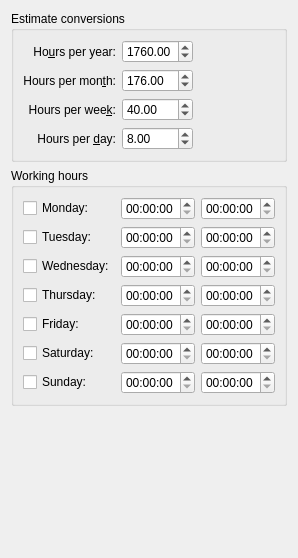
Old version of the form plan/ConfigWorkVacationPanel.ui in the repository KDE/calligra.
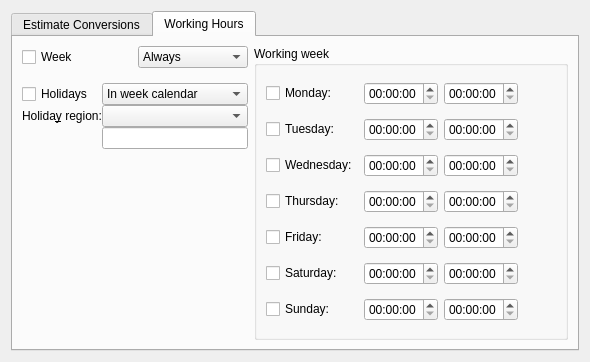
New version of the form. The open tabs and pages were chosen to show the change.

Commit message:
Plan: Add support for holidays
Feature

```diff
--- a/plan/ConfigWorkVacationPanel.ui
+++ b/plan/ConfigWorkVacationPanel.ui
@@ -7,19 +7,29 @@
    <rect>
     <x>0</x>
     <y>0</y>
-    <width>298</width>
-    <height>558</height>
+    <width>590</width>
+    <height>362</height>
    </rect>
   </property>
   <property name="whatsThis">
    <string>These values are used if your estimate is not in hours.
 Let us say Hours per day is 8. If you estimate that a task needs 3 days effort to complete, this is converted to 24 hours when the task is scheduled. The actual time it will take to complete is of course dependent on the availability of the person (or persons) that is assigned to the task.</string>
   </property>
-  <layout class="QVBoxLayout" name="verticalLayout">
+  <layout class="QHBoxLayout" name="horizontalLayout_3">
+   <item>
+    <widget class="QTabWidget" name="tabWidget">
+     <property name="currentIndex">
+      <number>0</number>
+     </property>
+     <widget class="QWidget" name="tab">
+      <attribute name="title">
+       <string>Estimate Conversions</string>
+      </attribute>
+      <layout class="QHBoxLayout" name="horizontalLayout">
    <item>
     <widget class="QGroupBox" name="groupBox">
      <property name="title">
-      <string>Estimate conversions</string>
+          <string/>
      </property>
      <layout class="QGridLayout" name="gridLayout">
       <item row="0" column="0">
@@ -54,7 +64,7 @@
       <item row="1" column="0">
        <widget class="QLabel" name="textLabel2">
         <property name="text">
-         <string>Hours per mon&amp;th:</string>
+             <string>Hours per &amp;month:</string>
         </property>
         <property name="alignment">
          <set>Qt::AlignRight|Qt::AlignTrailing|Qt::AlignVCenter</set>
@@ -131,7 +141,7 @@
          <string>These values are used when you estimate the effort needed to complete a task.</string>
         </property>
         <property name="text">
-         <string>Hours per &amp;day:</string>
+             <string>Hours per da&amp;y:</string>
         </property>
         <property name="alignment">
          <set>Qt::AlignRight|Qt::AlignTrailing|Qt::AlignVCenter</set>
@@ -157,13 +167,54 @@
         </property>
        </widget>
       </item>
+          <item row="4" column="1">
+           <spacer name="verticalSpacer">
+            <property name="orientation">
+             <enum>Qt::Vertical</enum>
+            </property>
+            <property name="sizeHint" stdset="0">
+             <size>
+              <width>20</width>
+              <height>40</height>
+             </size>
+            </property>
+           </spacer>
+          </item>
      </layout>
     </widget>
    </item>
+      </layout>
+     </widget>
+     <widget class="QWidget" name="tab_2">
+      <attribute name="title">
+       <string>Working Hours</string>
+      </attribute>
+      <layout class="QGridLayout" name="gridLayout_4">
+       <item row="0" column="0">
+        <widget class="QCheckBox" name="kcfg_GenerateWeek">
+         <property name="text">
+          <string>Week</string>
+         </property>
+        </widget>
+       </item>
+       <item row="0" column="1">
+        <widget class="QComboBox" name="kcfg_GenerateWeekChoice">
    <item>
+          <property name="text">
+           <string>Always</string>
+          </property>
+         </item>
+         <item>
+          <property name="text">
+           <string>If none exists</string>
+          </property>
+         </item>
+        </widget>
+       </item>
+       <item row="0" column="2" rowspan="3">
     <widget class="QGroupBox" name="groupBox_2">
      <property name="title">
-      <string>Working hours</string>
+          <string>Working week</string>
      </property>
      <layout class="QGridLayout" name="gridLayout_2">
       <item row="0" column="2">
@@ -294,18 +345,79 @@
      </layout>
     </widget>
    </item>
+       <item row="1" column="0" colspan="2">
+        <widget class="QWidget" name="holidaysWidget" native="true">
+         <layout class="QGridLayout" name="gridLayout_3">
+          <property name="leftMargin">
+           <number>0</number>
+          </property>
+          <property name="rightMargin">
+           <number>0</number>
+          </property>
+          <property name="spacing">
+           <number>0</number>
+          </property>
+          <item row="0" column="0">
+           <widget class="QCheckBox" name="kcfg_GenerateHolidays">
+            <property name="text">
+             <string>Holidays</string>
+            </property>
+           </widget>
+          </item>
+          <item row="0" column="1">
+           <widget class="QComboBox" name="kcfg_GenerateHolidaysChoice">
    <item>
-    <spacer name="verticalSpacer">
+             <property name="text">
+              <string>In week calendar</string>
+             </property>
+            </item>
+            <item>
+             <property name="text">
+              <string>As sub-calendar</string>
+             </property>
+            </item>
+            <item>
+             <property name="text">
+              <string>As separate calendar</string>
+             </property>
+            </item>
+           </widget>
+          </item>
+          <item row="1" column="0">
+           <widget class="QLabel" name="label">
+            <property name="text">
+             <string>Holida&amp;y region:</string>
+            </property>
+            <property name="buddy">
+             <cstring>region</cstring>
+            </property>
+           </widget>
+          </item>
+          <item row="1" column="1">
+           <widget class="QComboBox" name="region"/>
+          </item>
+          <item row="2" column="1">
+           <widget class="QLineEdit" name="kcfg_Region"/>
+          </item>
+         </layout>
+        </widget>
+       </item>
+       <item row="2" column="1">
+        <spacer name="verticalSpacer_2">
      <property name="orientation">
       <enum>Qt::Vertical</enum>
      </property>
      <property name="sizeHint" stdset="0">
       <size>
        <width>20</width>
-       <height>40</height>
+           <height>148</height>
       </size>
      </property>
     </spacer>
+       </item>
+      </layout>
+     </widget>
+    </widget>
    </item>
   </layout>
  </widget>
```
Left out of the diff: 32 changed lines with no effect on the pictures. Lines whose indentation alone changed are shown as unchanged. The commit also changes 14 other files.
